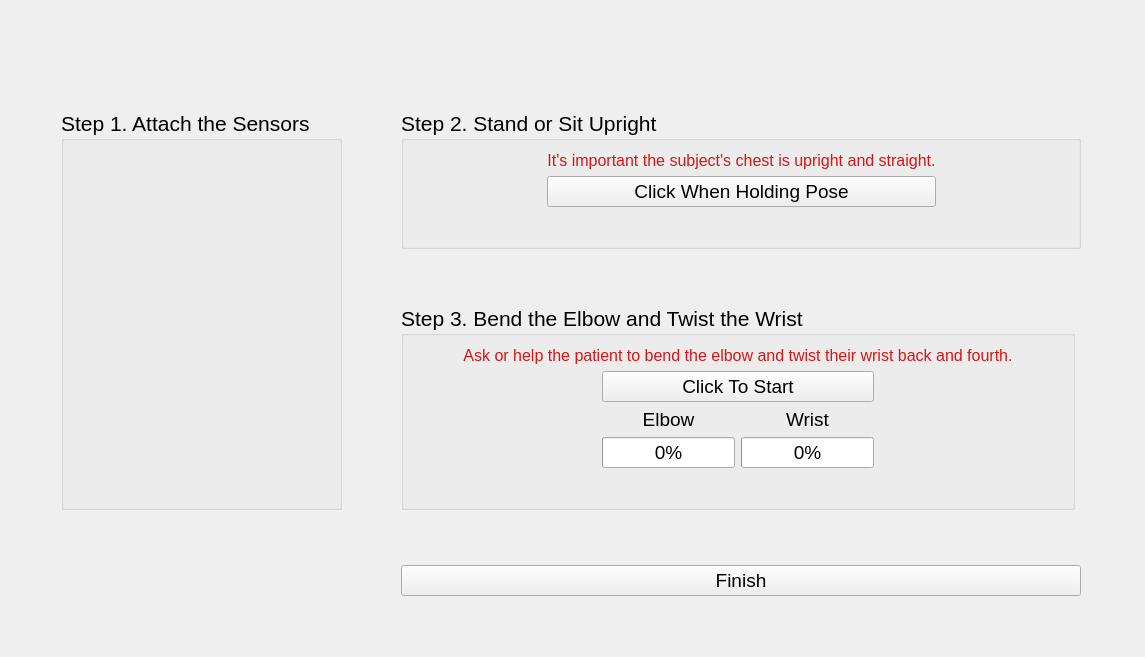
mmcinnes123/Delsys_GUI_For_Physios, file LiveDataView/calibration_widget.ui: the form before one commit.
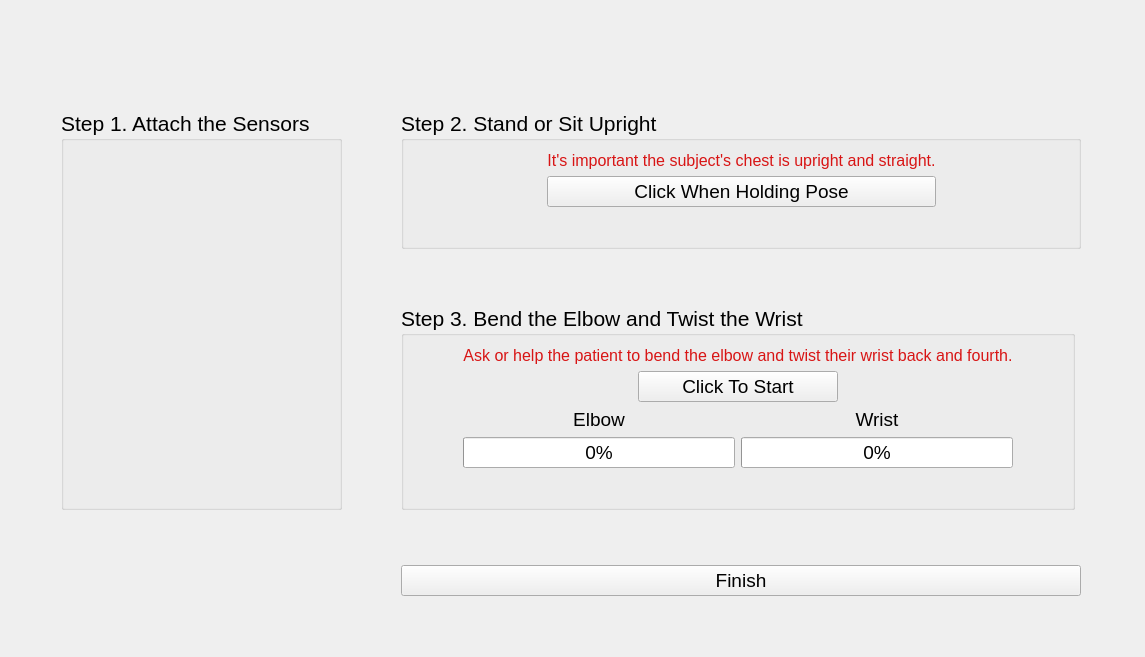
The form after the commit.

Commit message: Updated style of progress bars.

What changed in the file:
```diff
--- a/LiveDataView/calibration_widget.ui
+++ b/LiveDataView/calibration_widget.ui
@@ -317,21 +317,6 @@
         </property>
        </spacer>
       </item>
-      <item row="2" column="3">
-       <widget class="QLabel" name="label_3">
-        <property name="font">
-         <font>
-          <pointsize>14</pointsize>
-         </font>
-        </property>
-        <property name="text">
-         <string>Wrist</string>
-        </property>
-        <property name="alignment">
-         <set>Qt::AlignCenter</set>
-        </property>
-       </widget>
-      </item>
       <item row="0" column="0">
        <spacer name="horizontalSpacer_3">
         <property name="orientation">
@@ -352,26 +337,20 @@
         </property>
         <property name="sizeHint" stdset="0">
          <size>
-          <width>40</width>
+          <width>30</width>
           <height>20</height>
          </size>
         </property>
        </spacer>
       </item>
-      <item row="3" column="3">
-       <widget class="QProgressBar" name="wrist_progressBar">
-        <property name="font">
-         <font>
-          <pointsize>14</pointsize>
-         </font>
-        </property>
-        <property name="value">
-         <number>0</number>
-        </property>
-       </widget>
-      </item>
       <item row="1" column="2" colspan="2">
        <widget class="QPushButton" name="calmove_startButton">
+        <property name="minimumSize">
+         <size>
+          <width>200</width>
+          <height>0</height>
+         </size>
+        </property>
         <property name="font">
          <font>
           <pointsize>14</pointsize>
@@ -447,33 +426,6 @@
         </property>
        </widget>
       </item>
-      <item row="3" column="2">
-       <widget class="QProgressBar" name="elbow_progressBar">
-        <property name="font">
-         <font>
-          <pointsize>14</pointsize>
-         </font>
-        </property>
-        <property name="value">
-         <number>0</number>
-        </property>
-       </widget>
-      </item>
-      <item row="2" column="2">
-       <widget class="QLabel" name="label_2">
-        <property name="font">
-         <font>
-          <pointsize>14</pointsize>
-         </font>
-        </property>
-        <property name="text">
-         <string>Elbow</string>
-        </property>
-        <property name="alignment">
-         <set>Qt::AlignCenter</set>
-        </property>
-       </widget>
-      </item>
       <item row="1" column="4">
        <spacer name="horizontalSpacer_10">
         <property name="orientation">
@@ -481,7 +433,7 @@
         </property>
         <property name="sizeHint" stdset="0">
          <size>
-          <width>40</width>
+          <width>30</width>
           <height>20</height>
          </size>
         </property>
@@ -539,6 +491,60 @@
         </property>
        </widget>
       </item>
+      <item row="2" column="1" colspan="2">
+       <widget class="QLabel" name="label_2">
+        <property name="font">
+         <font>
+          <pointsize>14</pointsize>
+         </font>
+        </property>
+        <property name="text">
+         <string>Elbow</string>
+        </property>
+        <property name="alignment">
+         <set>Qt::AlignCenter</set>
+        </property>
+       </widget>
+      </item>
+      <item row="3" column="1" colspan="2">
+       <widget class="QProgressBar" name="elbow_progressBar">
+        <property name="font">
+         <font>
+          <pointsize>14</pointsize>
+         </font>
+        </property>
+        <property name="value">
+         <number>0</number>
+        </property>
+       </widget>
+      </item>
+      <item row="2" column="3" colspan="2">
+       <widget class="QLabel" name="label_3">
+        <property name="font">
+         <font>
+          <pointsize>14</pointsize>
+         </font>
+        </property>
+        <property name="text">
+         <string>Wrist</string>
+        </property>
+        <property name="alignment">
+         <set>Qt::AlignCenter</set>
+        </property>
+       </widget>
+      </item>
+      <item row="3" column="3" colspan="2">
+       <widget class="QProgressBar" name="wrist_progressBar">
+        <property name="font">
+         <font>
+          <pointsize>14</pointsize>
+         </font>
+        </property>
+        <property name="value">
+         <number>0</number>
+        </property>
+       </widget>
+      </item>
      </layout>
     </widget>
    </item>
```
The commit also changes 4 other files.
